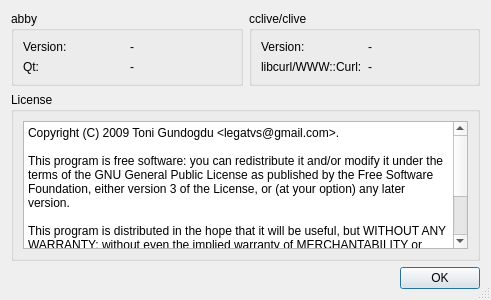
Qt form rc/aboutdlg.ui (guendto/abby) before a commit.
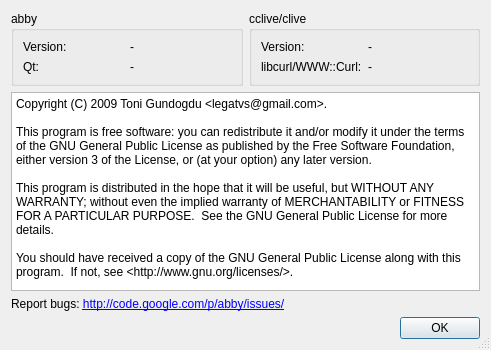
The same form after that commit.

Commit message: Add: "report bugs" label to about dialog.

Patch:
```diff
--- a/rc/aboutdlg.ui
+++ b/rc/aboutdlg.ui
@@ -10,7 +10,7 @@
     <x>0</x>
     <y>0</y>
     <width>491</width>
-    <height>300</height>
+    <height>350</height>
    </rect>
   </property>
   <property name="windowTitle" >
@@ -98,19 +98,7 @@
      </item>
     </layout>
    </item>
-   <item row="1" column="0" >
-    <widget class="QGroupBox" name="groupBox_3" >
-     <property name="minimumSize" >
-      <size>
-       <width>371</width>
-       <height>0</height>
-      </size>
-     </property>
-     <property name="title" >
-      <string>License</string>
-     </property>
-     <layout class="QGridLayout" name="gridLayout_4" >
-      <item row="0" column="0" >
+   <item row="2" column="0" >
        <widget class="QTextEdit" name="LicenseEdit" >
         <property name="readOnly" >
          <bool>true</bool>
@@ -130,10 +118,7 @@
         </property>
        </widget>
       </item>
-     </layout>
-    </widget>
-   </item>
-   <item row="2" column="0" >
+   <item row="4" column="0" >
     <widget class="QDialogButtonBox" name="buttonBox" >
      <property name="orientation" >
       <enum>Qt::Horizontal</enum>
@@ -143,6 +128,20 @@
      </property>
     </widget>
    </item>
+   <item row="3" column="0" >
+    <widget class="QLabel" name="label_4" >
+     <property name="text" >
+      <string>&lt;!DOCTYPE HTML PUBLIC "-//W3C//DTD HTML 4.0//EN" "http://www.w3.org/TR/REC-html40/strict.dtd">
+&lt;html>&lt;head>&lt;meta name="qrichtext" content="1" />&lt;style type="text/css">
+p, li { white-space: pre-wrap; }
+&lt;/style>&lt;/head>&lt;body style=" font-family:'Monospace'; font-size:9pt; font-weight:400; font-style:normal;">
+&lt;p style=" margin-top:0px; margin-bottom:0px; margin-left:0px; margin-right:0px; -qt-block-indent:0; text-indent:0px;">Report bugs: &lt;a href="http://code.google.com/p/abby/issues/">&lt;span style=" text-decoration: underline; color:#0000ff;">http://code.google.com/p/abby/issues/&lt;/span>&lt;/a>&lt;/p>&lt;/body>&lt;/html></string>
+     </property>
+     <property name="openExternalLinks" >
+      <bool>false</bool>
+     </property>
+    </widget>
+   </item>
   </layout>
  </widget>
  <resources/>
```
Lines whose indentation alone changed are shown as unchanged.
